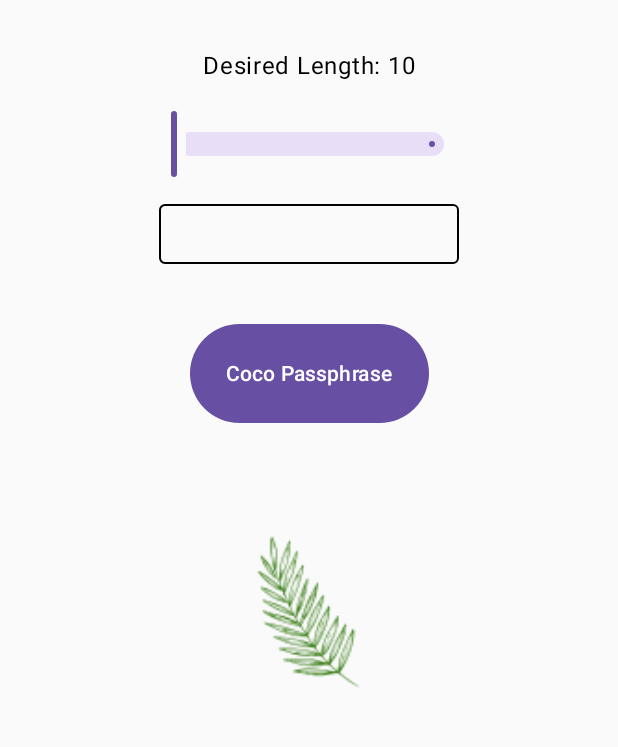
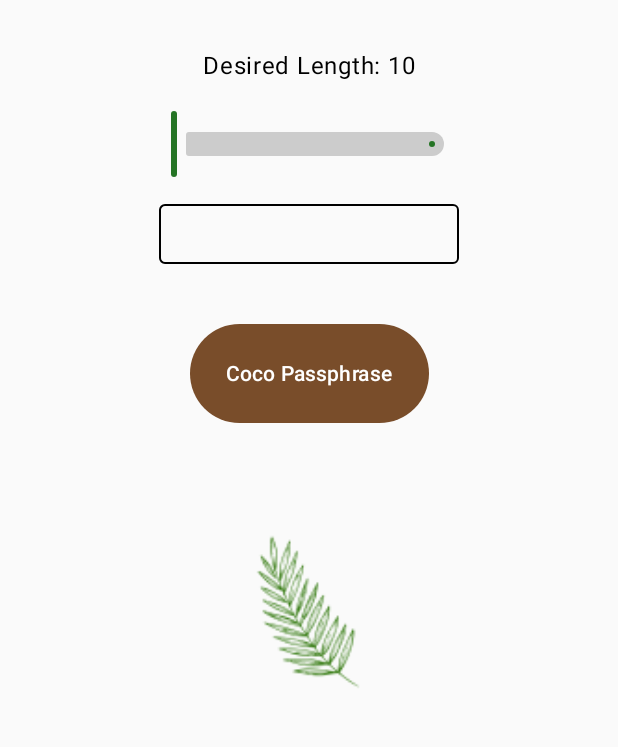
Before and after one commit to hispanicdevian/CocoPhraser, an Android app built with Jetpack Compose: the screen it shows after launch (MainActivity), on a phone screen of 412 x 824 dp, the part 340-1087 px from its top. Run offline under Robolectric (Android 15) with nearby library versions, the phone set to English and light mode, and no system bars; 1 statement that could not run was skipped.

Commit message:
Added aesthetics, need to implement MVVM

```diff
--- a/app/src/main/java/com/example/cocophraser/CocoPhraserScreen.kt
+++ b/app/src/main/java/com/example/cocophraser/CocoPhraserScreen.kt
@@ -13,7 +13,9 @@ import androidx.compose.foundation.layout.size
 import androidx.compose.foundation.layout.width
 import androidx.compose.foundation.shape.RoundedCornerShape
 import androidx.compose.material3.Button
+import androidx.compose.material3.ButtonDefaults
 import androidx.compose.material3.Slider
+import androidx.compose.material3.SliderDefaults
 import androidx.compose.material3.Text
 import androidx.compose.runtime.Composable
 import androidx.compose.runtime.getValue
@@ -28,6 +30,8 @@ import androidx.compose.ui.text.font.FontFamily
 import androidx.compose.ui.text.font.FontWeight
 import androidx.compose.ui.unit.dp
 import androidx.compose.ui.unit.sp
+import com.example.cocophraser.ui.theme.CocoBrown
+import com.example.cocophraser.ui.theme.CocoGreen
 import kotlinx.coroutines.CoroutineScope
 import kotlinx.coroutines.Dispatchers
 import kotlinx.coroutines.launch
@@ -113,11 +117,15 @@ fun CocoPhraserScreen() {
                 },
                 valueRange = 10f..16f, // Adjust the range as needed
                 steps = 0.1f.toInt(), // The step size
-                modifier = Modifier
-                    .width(200.dp)
-                    .padding(8.dp)
+                modifier = Modifier.width(200.dp).padding(8.dp),
+                colors = SliderDefaults.colors(
+                    activeTickColor = Color.Transparent,
+                    inactiveTickColor = Color.Transparent,
+                    inactiveTrackColor = Color.LightGray,
+                    activeTrackColor = CocoGreen,
+                    thumbColor = CocoGreen
+                )
             )
-
             Spacer(modifier = Modifier.padding(4.dp))
 
             Box(
@@ -141,11 +149,13 @@ fun CocoPhraserScreen() {
 
             Spacer(modifier = Modifier.height(40.dp))
 
-            Button(onClick = {
+            Button( colors = ButtonDefaults.buttonColors(CocoBrown), onClick = {
                 CoroutineScope(Dispatchers.Default).launch {
                     generateRandomPassword()
                 }
-            }) {
+            }
+
+            ) {
                 Spacer(modifier = Modifier.height(50.dp))
 
                 Text("Coco Passphrase")
--- a/app/src/main/java/com/example/cocophraser/ui/theme/Color.kt
+++ b/app/src/main/java/com/example/cocophraser/ui/theme/Color.kt
@@ -9,3 +9,6 @@ val Pink80 = Color(0xFFEFB8C8)
 val Purple40 = Color(0xFF6650a4)
 val PurpleGrey40 = Color(0xFF625b71)
 val Pink40 = Color(0xFF7D5260)
+
+val CocoGreen = Color(0xFF257425)
+val CocoBrown = Color(0xFF794D2A)
```
